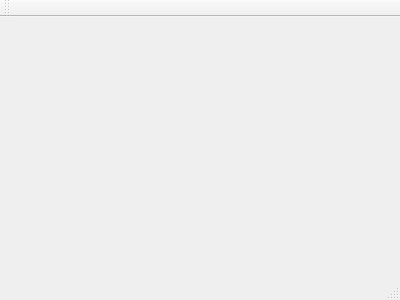
Above: mainwindow.ui from adigyran/FestService before the change. Below: the same form after it.
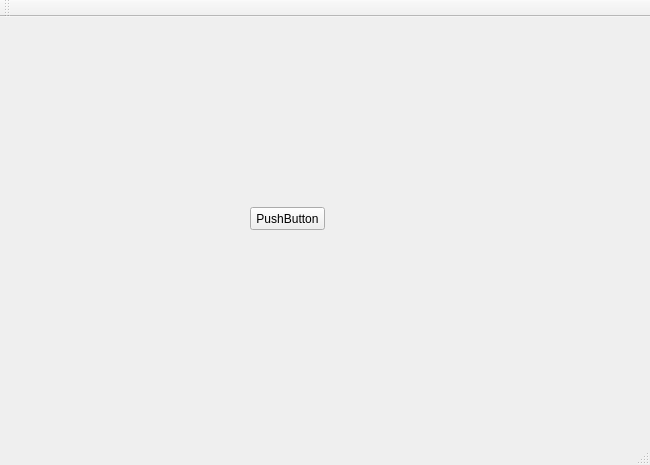
That is the form after the change.

Commit message: добавлена кнопка

Patch:
```diff
--- a/mainwindow.ui
+++ b/mainwindow.ui
@@ -1,24 +1,53 @@
 <ui version="4.0">
  <class>MainWindow</class>
- <widget class="QMainWindow" name="MainWindow" >
-  <property name="geometry" >
+ <widget class="QMainWindow" name="MainWindow">
+  <property name="geometry">
    <rect>
     <x>0</x>
     <y>0</y>
-    <width>400</width>
-    <height>300</height>
+    <width>650</width>
+    <height>465</height>
    </rect>
   </property>
   <property name="windowTitle" >
    <string>MainWindow</string>
   </property>
-  <widget class="QMenuBar" name="menuBar" />
-  <widget class="QToolBar" name="mainToolBar" />
-  <widget class="QWidget" name="centralWidget" />
-  <widget class="QStatusBar" name="statusBar" />
+  <widget class="QWidget" name="centralWidget">
+   <widget class="QPushButton" name="pushButton">
+    <property name="geometry">
+     <rect>
+      <x>250</x>
+      <y>190</y>
+      <width>75</width>
+      <height>23</height>
+     </rect>
+    </property>
+    <property name="text">
+     <string>PushButton</string>
+    </property>
+   </widget>
+  </widget>
+  <widget class="QMenuBar" name="menuBar">
+   <property name="geometry">
+    <rect>
+     <x>0</x>
+     <y>0</y>
+     <width>650</width>
+     <height>21</height>
+    </rect>
+   </property>
+  </widget>
+  <widget class="QToolBar" name="mainToolBar">
+   <attribute name="toolBarArea">
+    <enum>TopToolBarArea</enum>
+   </attribute>
+   <attribute name="toolBarBreak">
+    <bool>false</bool>
+   </attribute>
+  </widget>
+  <widget class="QStatusBar" name="statusBar"/>
  </widget>
- <layoutDefault spacing="6" margin="11" />
- <pixmapfunction></pixmapfunction>
+ <layoutdefault spacing="6" margin="11"/>
  <resources/>
  <connections/>
 </ui>
```
Left out of the diff: 3 changed lines with no effect on the pictures.
